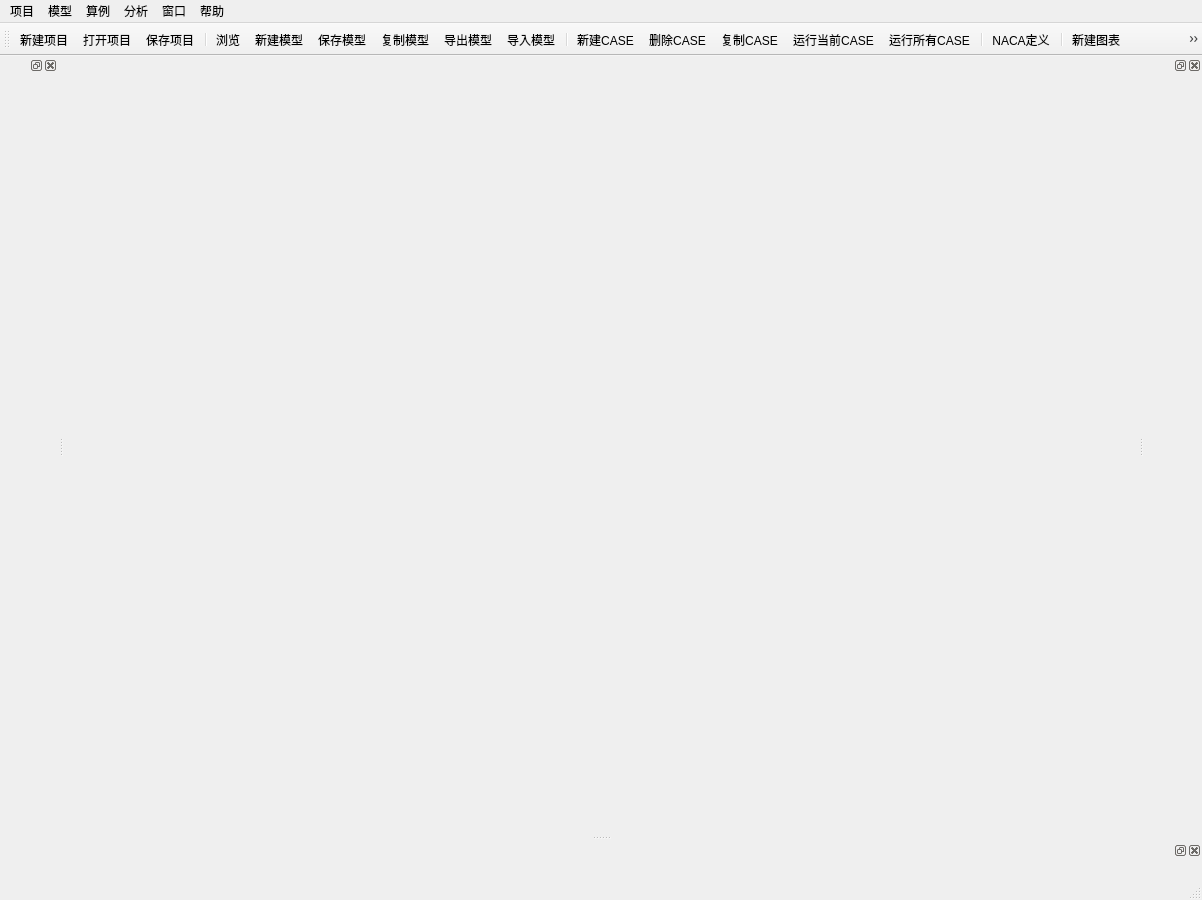
Before: the Qt Designer form PyDatcomLab/GUIs/MainWindow.ui in darkspring2015/PyDatcomLab, drawn with Qt 5.
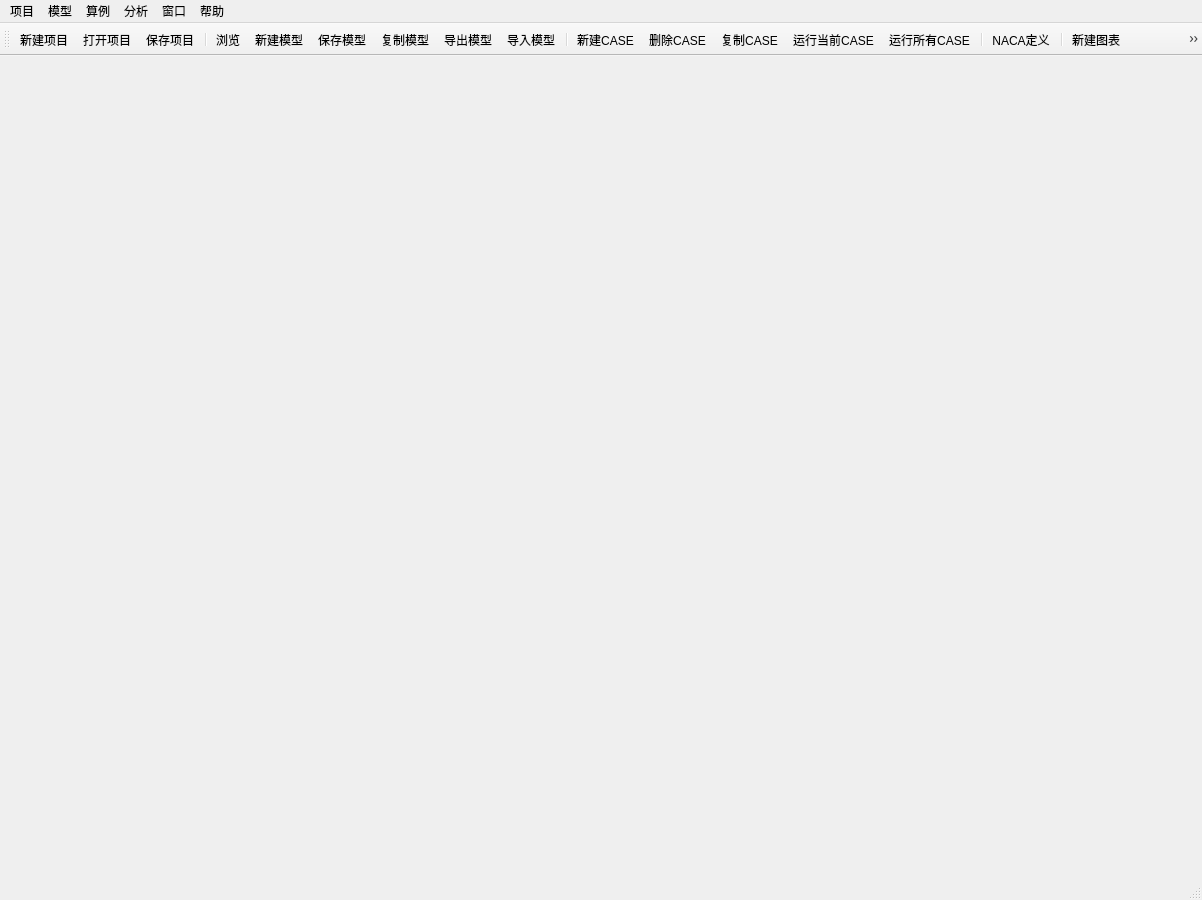
After: the same form once the commit is applied. Icons and pictures are not drawn.

Commit message: 1.添加了项目管理器的dock 2.删除了基础的dock ，改为全部动态创建 3.修改了日志bug，必须传递logger对象，而不是仅仅通过 channnels

```diff
--- a/PyDatcomLab/GUIs/MainWindow.ui
+++ b/PyDatcomLab/GUIs/MainWindow.ui
@@ -170,29 +170,6 @@
    <addaction name="actionTwoTwoPlot"/>
    <addaction name="actionCustomPlot"/>
   </widget>
-  <widget class="QDockWidget" name="dockWidget_Bottom">
-   <property name="floating">
-    <bool>false</bool>
-   </property>
-   <attribute name="dockWidgetArea">
-    <number>8</number>
-   </attribute>
-   <widget class="QWidget" name="dockWidgetContents">
-    <layout class="QHBoxLayout" name="horizontalLayout"/>
-   </widget>
-  </widget>
-  <widget class="QDockWidget" name="dockWidget_Left">
-   <attribute name="dockWidgetArea">
-    <number>1</number>
-   </attribute>
-   <widget class="QWidget" name="dockWidgetContents_2"/>
-  </widget>
-  <widget class="QDockWidget" name="dockWidget_Right">
-   <attribute name="dockWidgetArea">
-    <number>2</number>
-   </attribute>
-   <widget class="QWidget" name="dockWidgetContents_4"/>
-  </widget>
   <action name="actionDocs">
    <property name="icon">
     <iconset resource="MainWindow.qrc">
```
The commit also changes 3 other files.
